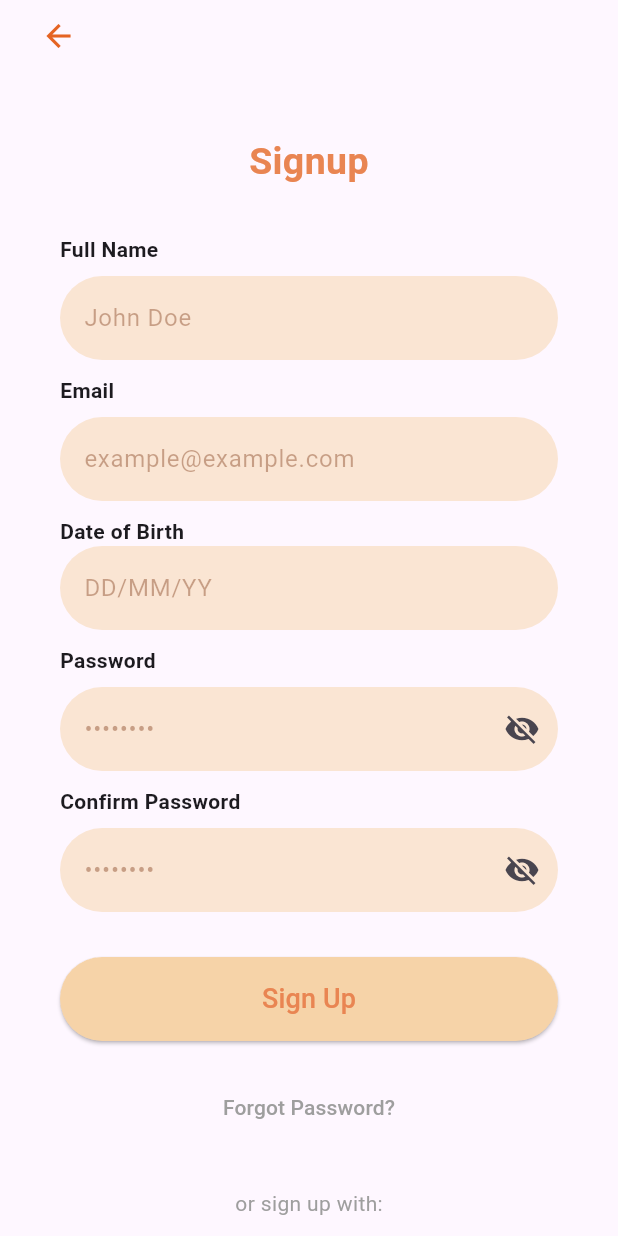
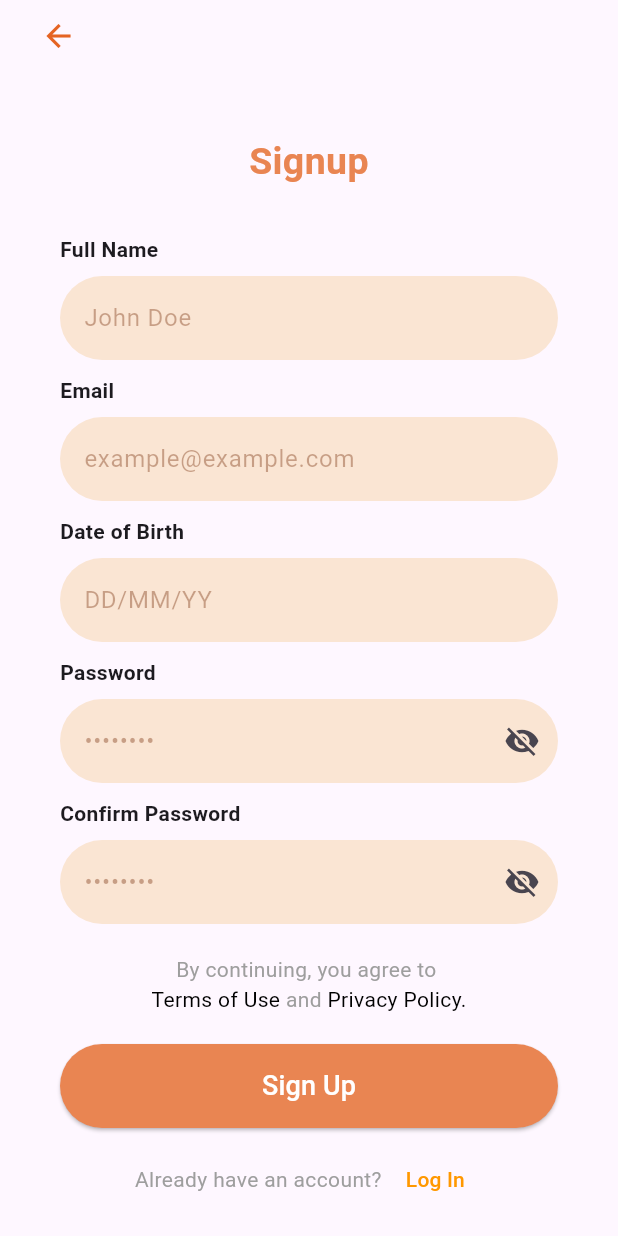
Before and after one commit to LORN-Hongnida/RecipeBuddy, a Flutter app: the SignupPage screen opened directly, on a phone screen of 412 x 824 dp. Run offline on Flutter 3.47's test engine with Material 3 defaults, Android fonts, the phone set to English and light mode, and no system bars; our stand-ins replace device_preview.

Commit message:
update sign up

```diff
--- a/lib/pages/login.dart
+++ b/lib/pages/login.dart
@@ -29,7 +29,7 @@ class _LoginPageState extends State<LoginPage> {
           SingleChildScrollView(
             padding: const EdgeInsets.all(40.0),
             child: Column(
-              crossAxisAlignment: CrossAxisAlignment.stretch,
+              crossAxisAlignment: CrossAxisAlignment.center,
               children: [
                 const SizedBox(height: 50), // Add some initial spacing below the back button
                 const Text(
@@ -73,6 +73,8 @@ class _LoginPageState extends State<LoginPage> {
                     print('Log In pressed');
                     // Navigator.push(...)
                   },
+                  backgroundColor: Color.fromARGB(255, 233, 133, 82),
+                  textColor: Colors.white,
                 ),
                 const SizedBox(height: 20),
                 TextButton(
--- a/lib/pages/signup.dart
+++ b/lib/pages/signup.dart
@@ -1,4 +1,5 @@
 import 'package:flutter/material.dart';
+import 'package:recipe_app/pages/login.dart';
 import 'package:recipe_app/widget/roundedButton.dart';
 import 'package:recipe_app/widget/customTextField.dart';
 import 'package:recipe_app/widget/backButton.dart';
@@ -64,6 +65,7 @@ class _SignupPageState extends State<SignupPage> {
                   'Date of Birth',
                   style: TextStyle(fontWeight: FontWeight.bold),
                 ),
+                const SizedBox(height: 8),
                 const CustomTextField(
                   hintText: 'DD/MM/YY',
                   keyboardType: TextInputType.datetime,
@@ -97,7 +99,40 @@ class _SignupPageState extends State<SignupPage> {
                       onToggleVisibility: _togglePasswordVisibility,
                   )
                 ),
-                const SizedBox(height: 30),
+                const SizedBox(height: 20),
+                Row(
+                  mainAxisAlignment: MainAxisAlignment.center,
+                  children: [
+                    const Text(
+                      'By continuing, you agree to ',
+                      style: TextStyle(color: Colors.grey),
+                    ),
+                  ],
+                ),
+                Wrap(
+                  alignment: WrapAlignment.center,
+                  crossAxisAlignment: WrapCrossAlignment.center,
+                  children: [
+                    InkWell(
+                      onTap: () {
+                        print('terms of use: clicked');
+                      },
+                      child: const Text('Terms of Use', style: TextStyle(color: Colors.black)),
+
+                    ),
+                    const Text(
+                        ' and ',
+                        style: TextStyle(color: Colors.grey)
+                    ),
+                    InkWell(
+                      onTap: () {
+                        print('Privacy Policy is clicked.');
+                      },
+                      child: const Text('Privacy Policy.', style: TextStyle(color: Colors.black),),
+                    ),
+                  ],
+                ),
+                const SizedBox(height: 20),
                 RoundedButton(
                   text: 'Sign Up',
                   onPressed: () {
@@ -105,48 +140,23 @@ class _SignupPageState extends State<SignupPage> {
                     print('Log In pressed');
                     // Navigator.push(...)
                   },
+                  backgroundColor: Color.fromARGB(255, 233, 133, 82),
+                  textColor: Colors.white,
                 ),
-                const SizedBox(height: 20),
-                TextButton(
-                  onPressed: () {
-                    // Handle Forgot Password? action
-                    print('Forgot Password? pressed');
-                    // Navigator.push(...)
-                  },
-                  child: const Text(
-                    'Forgot Password?',
-                    style: TextStyle(color: Colors.grey),
-                  ),
-                ),
-                const SizedBox(height: 30),
-                Row(
-                  mainAxisAlignment: MainAxisAlignment.center,
+
+
+                const SizedBox(height: 10),
+                Wrap(
+                  alignment: WrapAlignment.center,
+                  crossAxisAlignment: WrapCrossAlignment.center,
                   children: [
-                    const Text('or sign up with:', style: TextStyle(color: Colors.grey)),
-                  ],
-                ),
-                const SizedBox(height: 10),
-                Row(
-                  mainAxisAlignment: MainAxisAlignment.spaceAround,
-                  children: [
-                    IconButton(icon: const Icon(Icons.camera_alt_outlined), onPressed: () {}),
-                    IconButton(icon: const Icon(Icons.mail_outline), onPressed: () {}),
-                    IconButton(icon: const Icon(Icons.facebook), onPressed: () {}),
-                    IconButton(icon: const Icon(Icons.phone), onPressed: () {}),
-                  ],
-                ),
-                const SizedBox(height: 30),
-                Row(
-                  mainAxisAlignment: MainAxisAlignment.center,
-                  children: [
-                    const Text('Don\'t have an account? ', style: TextStyle(color: Colors.grey)),
+                    const Text('Already have an account? ', style: TextStyle(color: Colors.grey)),
                     TextButton(
                       onPressed: () {
-                        // Handle "Sign Up" link action
-                        print('Sign Up link pressed');
-                        // Navigator.push(...)
+                        Navigator.push(
+                            context, MaterialPageRoute(builder: (context) => LoginPage()));
                       },
-                      child: const Text('Sign Up', style: TextStyle(color: Colors.orange)),
+                      child: const Text('Log In', style: TextStyle(color: Colors.orange)),
                     ),
                   ],
                 ),
```
